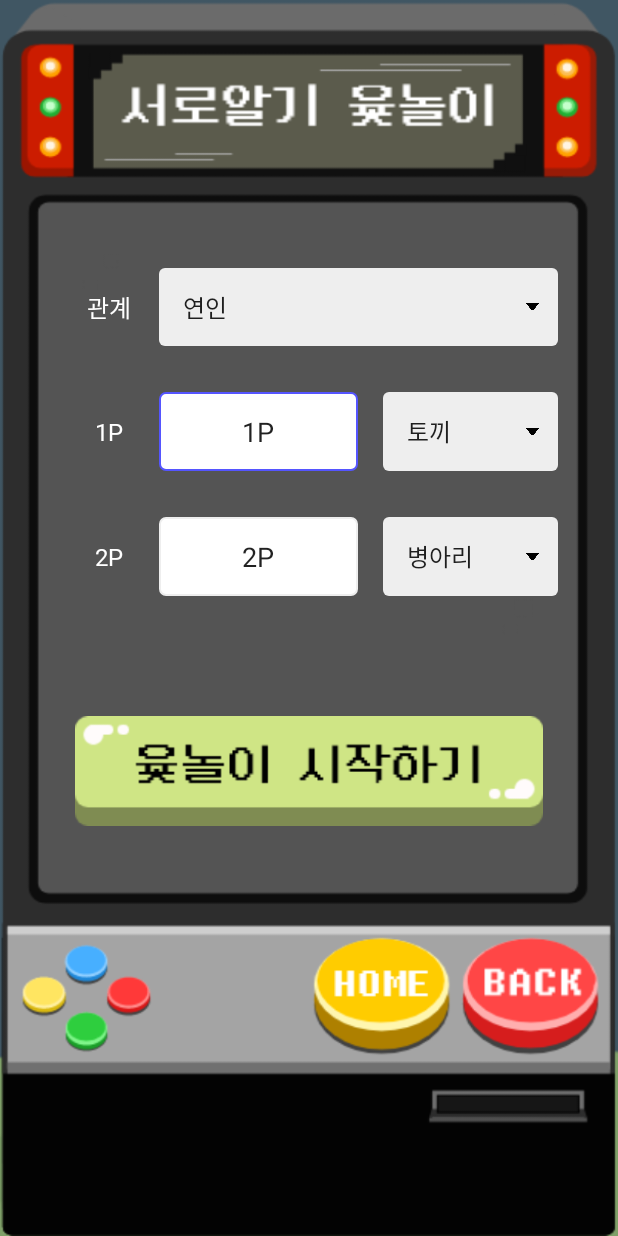
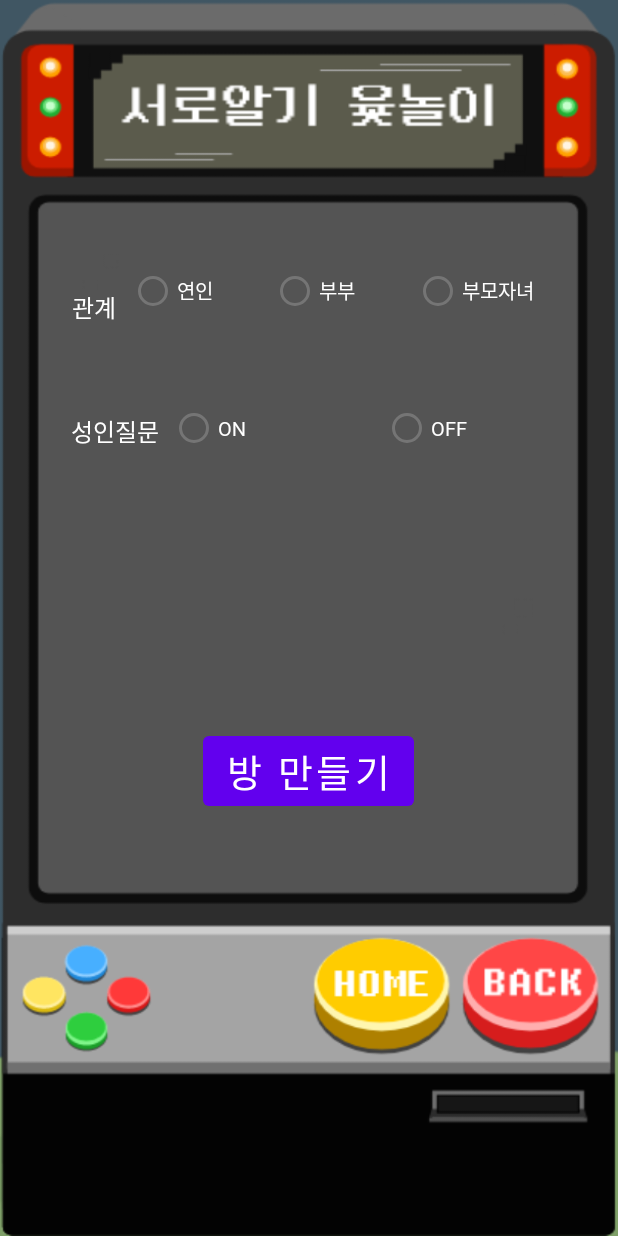
Before and after one commit to sangmyung-SOM/frontend, an Android app: the GameSettingActivity screen opened directly, with no data from a screen before it, on a phone screen of 412 x 824 dp. Run offline under Robolectric (Android 15) with nearby library versions, the light colour scheme and no system bars.

Commit message:
modifyAndaddClass-SettingGameRoom

```diff
--- /dev/null
+++ b/app/src/main/java/com/smu/som/GameRoomApi.kt
@@ -0,0 +1,23 @@
+package com.smu.som
+
+import io.reactivex.Single
+import retrofit2.Call
+import retrofit2.http.Body
+import retrofit2.http.GET
+import retrofit2.http.POST
+
+interface GameRoomApi {
+    @POST("/chat/room?name=") // 실제 엔드포인트 경로를 지정하세요.
+    fun makeGameRoom(@Body makeGameRoom: MakeGameRoom): Call<GameRoomResponse>
+
+
+
+    @GET("/chat/rooms") // 실제 엔드포인트 경로를 지정하세요.
+    fun getChatRoom(): Single<List<MakeGameRoom>>
+
+    companion object{
+        fun getMovie(): Single<List<MakeGameRoom>>{
+            return RetrofitCreator.create(GameRoomApi::class.java).getChatRoom()
+        }
+    }
+}
--- /dev/null
+++ b/app/src/main/java/com/smu/som/GameRoomResponse.kt
@@ -0,0 +1,3 @@
+package com.smu.som
+
+data class GameRoomResponse(val roomId: String)
--- /dev/null
+++ b/app/src/main/java/com/smu/som/MakeGameRoom.kt
@@ -0,0 +1,3 @@
+package com.smu.som
+
+data class MakeGameRoom(val name: String)
--- a/app/src/main/java/com/smu/som/MasterApplication.kt
+++ b/app/src/main/java/com/smu/som/MasterApplication.kt
@@ -24,7 +24,7 @@ class MasterApplication : Application() {
         createRetrofit()
 
         // 카카오톡 로그인 sdk 설정
-        KakaoSdk.init(this, "f1885970ddc30ad8bb96fc134a60f3e4")
+        KakaoSdk.init(this, "8830a05931f367c390e6f8d27db7f0ab")
     }
 
 
--- a/app/src/main/res/layout/activity_game_setting.xml
+++ b/app/src/main/res/layout/activity_game_setting.xml
@@ -43,23 +43,54 @@
                 android:paddingTop="15dp"
                 android:paddingBottom="15dp"
                 android:layout_weight="1">
+
                 <TextView
+                    android:layout_width="46dp"
+                    android:layout_height="match_parent"
                     android:layout_weight="2"
+                    android:fontFamily="@font/acube"
                     android:gravity="center"
                     android:text="관계"
                     android:textColor="#ffffff"
-                    android:fontFamily="@font/acube"
-                    android:textSize="16dp"
-                    android:layout_width="0dp"
-                    android:layout_height="match_parent" />
+                    android:textSize="16dp" />
 
-                <Spinner
-                    android:id="@+id/spinner"
-                    android:background="@drawable/spinner_background"
-                    android:textAlignment="center"
-                    android:layout_weight="8"
-                    android:layout_width="0dp"
-                    android:layout_height="match_parent" />
+                <RadioGroup
+                    android:id="@+id/radioGroup"
+                    android:layout_width="284dp"
+                    android:layout_height="30dp"
+                    android:orientation="horizontal">
+                    <RadioButton
+                        android:id="@+id/radioButton"
+                        android:layout_width="29dp"
+                        android:layout_height="22dp"
+                        android:layout_weight="2"
+                        android:fontFamily="@font/acube"
+                        android:text="연인"
+                        android:textColor="#ffffff"
+                        android:textSize="13dp" />
+
+                    <RadioButton
+                        android:id="@+id/radioButton2"
+                        android:layout_width="29dp"
+                        android:layout_height="wrap_content"
+                        android:layout_weight="2"
+                        android:fontFamily="@font/acube"
+                        android:text="부부"
+                        android:textColor="#ffffff"
+                        android:textSize="13dp" />
+
+                    <RadioButton
+                        android:id="@+id/radioButton3"
+                        android:layout_width="28dp"
+                        android:layout_height="match_parent"
+                        android:layout_weight="2"
+                        android:fontFamily="@font/acube"
+                        android:text="부모자녀"
+                        android:textColor="#ffffff"
+                        android:textSize="13dp" />
+
+                </RadioGroup>
+
             </LinearLayout>
             <LinearLayout
                 android:orientation="horizontal"
@@ -69,37 +100,44 @@
                 android:paddingTop="15dp"
                 android:paddingBottom="15dp"
                 android:layout_weight="1">
+
                 <TextView
-                    android:layout_weight="2"
+                    android:id="@+id/textView"
+                    android:layout_width="81dp"
+                    android:layout_height="match_parent"
+                    android:layout_weight="1"
+                    android:fontFamily="@font/acube"
                     android:gravity="center"
-                    android:text="1P"
+                    android:text="성인질문"
                     android:textColor="#ffffff"
-                    android:fontFamily="@font/acube"
-                    android:textSize="16dp"
-                    android:layout_width="0dp"
-                    android:layout_height="match_parent" />
-                <EditText
-                    android:id="@+id/name1"
-                    android:text="1P"
-                    android:layout_weight="4"
-                    android:layout_width="0dp"
-                    android:layout_height="match_parent"
-                    android:gravity="center"
-                    android:hint="1P 이름"
-                    android:background="@drawable/edittext_rounded_corner_rectangle"
-                    android:textColorHint="#383A3C" />
-                <TextView
-                    android:layout_weight="0.5"
-                    android:gravity="center"
-                    android:layout_width="0dp"
-                    android:layout_height="match_parent" />
-                <Spinner
-                    android:id="@+id/spinner1"
-                    android:background="@drawable/spinner_background"
-                    android:textAlignment="center"
-                    android:layout_weight="3.5"
-                    android:layout_width="0dp"
-                    android:layout_height="match_parent" />
+                    android:textSize="16dp" />
+
+                <RadioGroup
+                    android:id="@+id/radioGroup2"
+                    android:layout_width="match_parent"
+                    android:layout_height="wrap_content"
+                    android:orientation="horizontal">
+
+                    <RadioButton
+                        android:id="@+id/radioButton4"
+                        android:layout_width="8dp"
+                        android:layout_height="wrap_content"
+                        android:layout_weight="1"
+                        android:fontFamily="@font/acube"
+                        android:text="ON"
+                        android:textColor="#ffffff"
+                        android:textSize="13dp" />
+
+                    <RadioButton
+                        android:id="@+id/radioButton5"
+                        android:layout_width="wrap_content"
+                        android:layout_height="match_parent"
+                        android:layout_weight="1"
+                        android:fontFamily="@font/acube"
+                        android:text="OFF"
+                        android:textColor="#ffffff"
+                        android:textSize="13dp" />
+                </RadioGroup>
             </LinearLayout>
             <LinearLayout
                 android:orientation="horizontal"
@@ -108,39 +146,7 @@
                 android:paddingTop="15dp"
                 android:paddingBottom="15dp"
                 android:weightSum="10"
-                android:layout_weight="1">
-                <TextView
-                    android:layout_weight="2"
-                    android:gravity="center"
-                    android:text="2P"
-                    android:textColor="#ffffff"
-                    android:fontFamily="@font/acube"
-                    android:textSize="16dp"
-                    android:layout_width="0dp"
-                    android:layout_height="match_parent" />
-                <EditText
-                    android:id="@+id/name2"
-                    android:text="2P"
-                    android:layout_weight="4"
-                    android:layout_width="0dp"
-                    android:layout_height="match_parent"
-                    android:gravity="center"
-                    android:hint="2P 이름"
-                    android:background="@drawable/edittext_rounded_corner_rectangle"
-                    android:textColorHint="#383A3C" />
-                <TextView
-                    android:layout_weight="0.5"
-                    android:gravity="center"
-                    android:layout_width="0dp"
-                    android:layout_height="match_parent" />
-                <Spinner
-                    android:id="@+id/spinner2"
-                    android:background="@drawable/spinner_background"
-                    android:textAlignment="center"
-                    android:layout_weight="3.5"
-                    android:layout_width="0dp"
-                    android:layout_height="match_parent" />
-            </LinearLayout>
+                android:layout_weight="1"/>
         </LinearLayout>
         <LinearLayout
             android:layout_width="match_parent"
@@ -148,13 +154,15 @@
             android:layout_weight="1.5"
             android:gravity="center"
             android:orientation="vertical">
-            <ImageView
+            <Button
                 android:id="@+id/start"
-                android:layout_marginLeft="50dp"
-                android:layout_marginRight="50dp"
-                android:layout_height="100dp"
-                android:layout_width="match_parent"
-                android:src="@drawable/startbutton" />
+                android:layout_width="wrap_content"
+                android:layout_height="wrap_content"
+                android:text="방 만들기"
+                android:textColor="#ffffff"
+                android:fontFamily="@font/acube"
+                android:textSize="25dp" />
+
         </LinearLayout>
         <LinearLayout
             android:layout_width="match_parent"
```
Also changed, not shown: app/build.gradle (+7 -0 lines), app/src/main/java/com/smu/som/GameSettingActivity.kt (+116 -14 lines), app/src/main/java/com/smu/som/MakeGameRoomActivity.kt (added, +36 -0 lines), app/src/main/java/com/smu/som/PopupManager.kt (added, +53 -0 lines), app/src/main/java/com/smu/som/RetrofitCreator.kt (added, +23 -0 lines), app/src/main/res/layout/activity_make_game_room.xml (added, +51 -0 lines).
